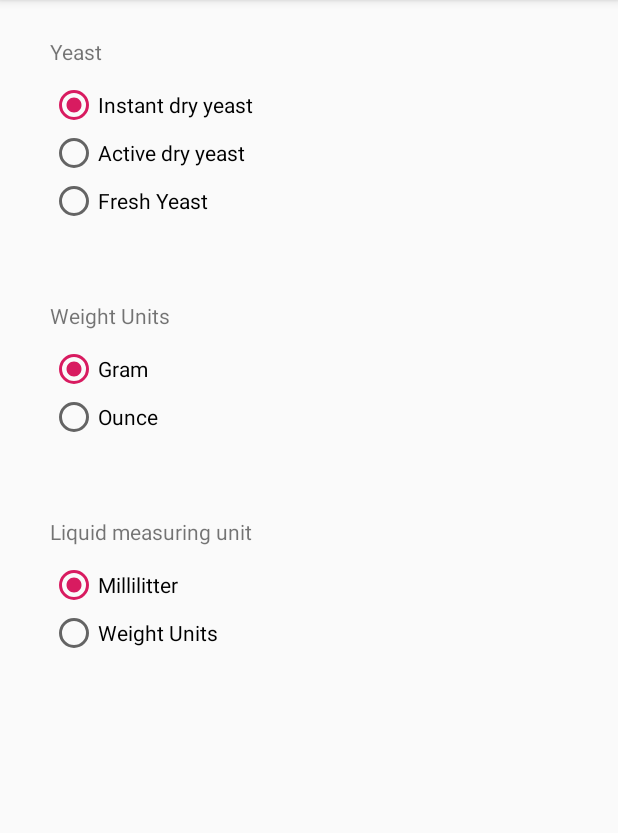
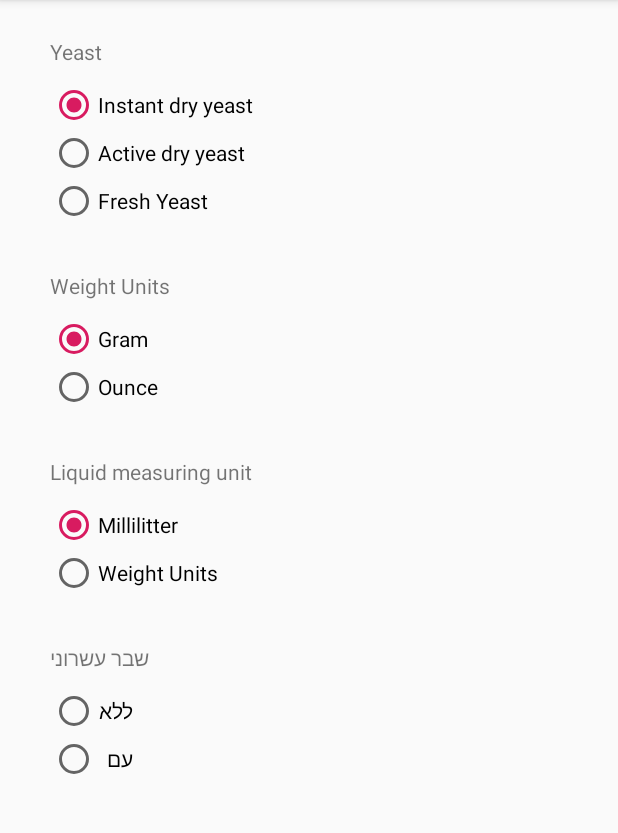
Before and after one commit to C64HexCoder/PizaCalc, an Android app: the SettingsActivity screen opened directly, with no data from a screen before it, on a phone screen of 412 x 824 dp, the part 84-917 px from its top. Run offline under Robolectric (Android 15) with nearby library versions, the phone set to English and light mode, and no system bars.

Commit message:
Adding Exponent Radio Buttons

```diff
--- a/app/build.gradle
+++ b/app/build.gradle
@@ -6,8 +6,8 @@ android {
         applicationId "com.shelly.pizzacalc"
         minSdkVersion 17
         targetSdkVersion 29
-        versionCode 6
-        versionName "1.9"
+        versionCode 8
+        versionName "1.9.3"
         testInstrumentationRunner "androidx.test.runner.AndroidJUnitRunner"
     }
     buildTypes {
--- a/app/src/main/assets/about_heb.txt
+++ b/app/src/main/assets/about_heb.txt
@@ -1,10 +1,9 @@
-ברובים הבאים ל PizzaCalc.
 PizzaCalc הינו מחשבון פיצה המיועד לחישוב מתקון לפיצה בהתבסס על מספר הכדורים (פיצות) שרוצים להכין ומשקלו של כל כדור.
 
 במקור הכנתי את האפליקציה לשימוש אישי, ואז החלטתי לשפרו ולהעלות ל Play Store בכדי שכולם יוכלו להנות ממנה.
 
 אם יש לכם רעיונות איך לשפר ומה להוסיף לאפליקצה אשמח אם תשלחו מייל.
 
-מקווה שתענו מהאפליקציה.
+מקווה שתהנו מהאפליקציה.
 
 יוסי שלי
--- a/app/src/main/res/layout/activity_calculate_recepie.xml
+++ b/app/src/main/res/layout/activity_calculate_recepie.xml
@@ -54,7 +54,7 @@
         android:id="@+id/flourEd"
         android:layout_width="wrap_content"
         android:layout_height="wrap_content"
-        android:layout_marginStart="10dp"
+        android:layout_marginStart="20dp"
         android:layout_marginTop="40dp"
         android:clickable="false"
         android:editable="false"
--- a/app/src/main/res/layout/activity_settings.xml
+++ b/app/src/main/res/layout/activity_settings.xml
@@ -49,7 +49,7 @@
         android:id="@+id/radioGroup2"
         android:layout_width="wrap_content"
         android:layout_height="wrap_content"
-        android:layout_marginTop="80dp"
+        android:layout_marginTop="60dp"
         app:layout_constraintStart_toStartOf="@+id/radioGroup"
         app:layout_constraintTop_toBottomOf="@+id/radioGroup">
 
@@ -79,7 +79,7 @@
         android:id="@+id/radioGroup3"
         android:layout_width="wrap_content"
         android:layout_height="wrap_content"
-        android:layout_marginTop="80dp"
+        android:layout_marginTop="60dp"
         app:layout_constraintStart_toStartOf="@+id/radioGroup2"
         app:layout_constraintTop_toBottomOf="@+id/radioGroup2">
 
@@ -105,4 +105,34 @@
         android:text="@string/Liquid_measurring_unit"
         app:layout_constraintBottom_toTopOf="@+id/radioGroup3"
         app:layout_constraintStart_toStartOf="@+id/radioGroup3" />
+
+    <RadioGroup
+        android:id="@+id/radioGroup4"
+        android:layout_width="wrap_content"
+        android:layout_height="wrap_content"
+        android:layout_marginTop="60dp"
+        app:layout_constraintStart_toStartOf="@+id/radioGroup3"
+        app:layout_constraintTop_toBottomOf="@+id/radioGroup3">
+
+        <RadioButton
+            android:id="@+id/exponentRBtn"
+            android:layout_width="match_parent"
+            android:layout_height="wrap_content"
+            android:text="ללא" />
+
+        <RadioButton
+            android:id="@+id/radioButton2"
+            android:layout_width="match_parent"
+            android:layout_height="wrap_content"
+            android:text="עם" />
+    </RadioGroup>
+
+    <TextView
+        android:id="@+id/textView5"
+        android:layout_width="wrap_content"
+        android:layout_height="wrap_content"
+        android:layout_marginBottom="10dp"
+        android:text="שבר עשרוני"
+        app:layout_constraintBottom_toTopOf="@+id/radioGroup4"
+        app:layout_constraintStart_toStartOf="@+id/radioGroup4" />
 </androidx.constraintlayout.widget.ConstraintLayout>
```
